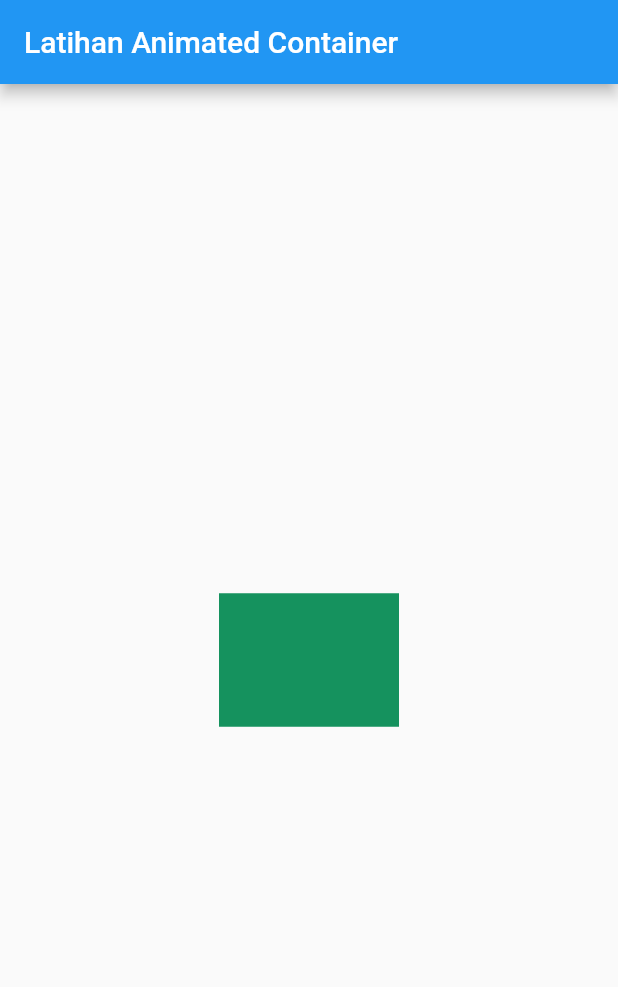
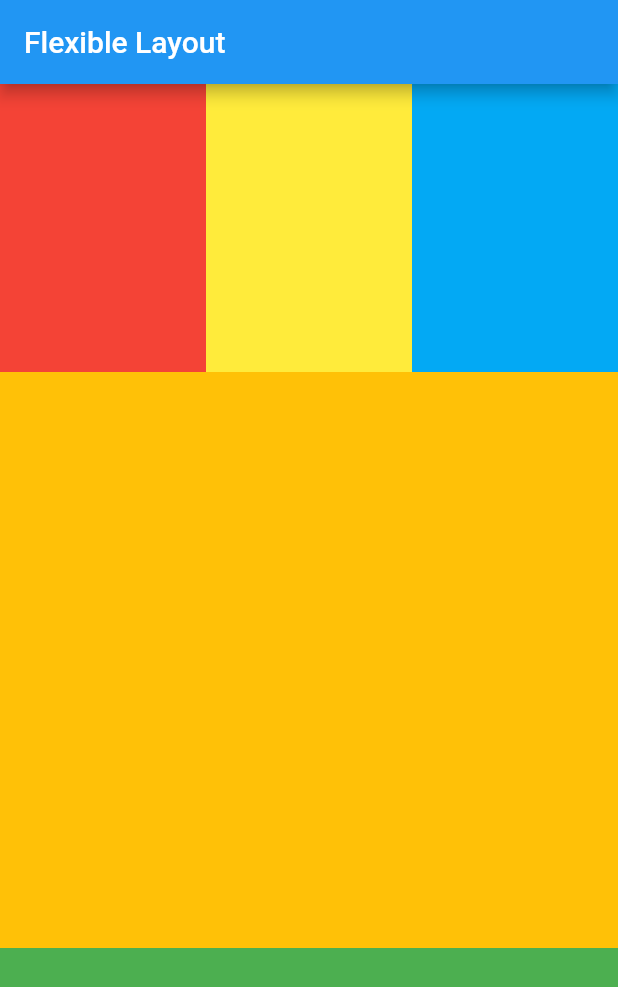
Before and after one commit to gzeinnumer/flutter_fundamental_yt, a Flutter app: the screen it shows after launch, on a phone screen of 412 x 824 dp. Shown: the top 987 px of the screen. Run offline on Flutter 3.47's test engine with Material 2 defaults, Android fonts, the phone set to English and light mode, and no system bars.

Commit message:
Flexsible nih, kayak LinearLayout, mudah design denga layout_weight, hanya saja namanya adalah Flexible

```diff
--- a/lib/main.dart
+++ b/lib/main.dart
@@ -6,35 +6,55 @@ import 'package:flutter/material.dart';
 
 void main() => runApp(MyApp());
 
-class MyApp extends StatefulWidget {
-  @override
-  _MyAppState createState() => _MyAppState();
-}
-
-class _MyAppState extends State<MyApp> {
-  Random random = Random();
-
+class MyApp extends StatelessWidget {
   @override
   Widget build(BuildContext context) {
     return MaterialApp(
       debugShowCheckedModeBanner: false,
       home: Scaffold(
         appBar: AppBar(
-          title: Text("Latihan Animated Container"),
+          title: Text("Flexible Layout"),
         ),
-        body: Center(
-          child: GestureDetector(
-            onTap: () {
-              setState(() {});
-            },
-            child: AnimatedContainer(
-              duration: Duration(milliseconds: 500),
-              width: 50.0 + random.nextInt(150),
-              height: 50.0 + random.nextInt(200) / 1 + random.nextInt(3),
-              color: Color.fromARGB(255, random.nextInt(256),
-                  random.nextInt(256), random.nextInt(256)),
+        body: Column(
+          children: [
+            Flexible(
+              flex: 1,
+              child: Row(
+                children: [
+                  Flexible(
+                    flex: 1,
+                    child: Container(
+                      color: Colors.red,
+                    ),
+                  ),
+                  Flexible(
+                    flex: 1,
+                    child: Container(
+                      color: Colors.yellow,
+                    ),
+                  ),
+                  Flexible(
+                    flex: 1,
+                    child: Container(
+                      color: Colors.lightBlue,
+                    ),
+                  ),
+                ],
+              ),
             ),
-          ),
+            Flexible(
+              flex: 2,
+              child: Container(
+                color: Colors.amber,
+              ),
+            ),
+            Flexible(
+              flex: 1,
+              child: Container(
+                color: Colors.green,
+              ),
+            )
+          ],
         ),
       ),
     );
```
